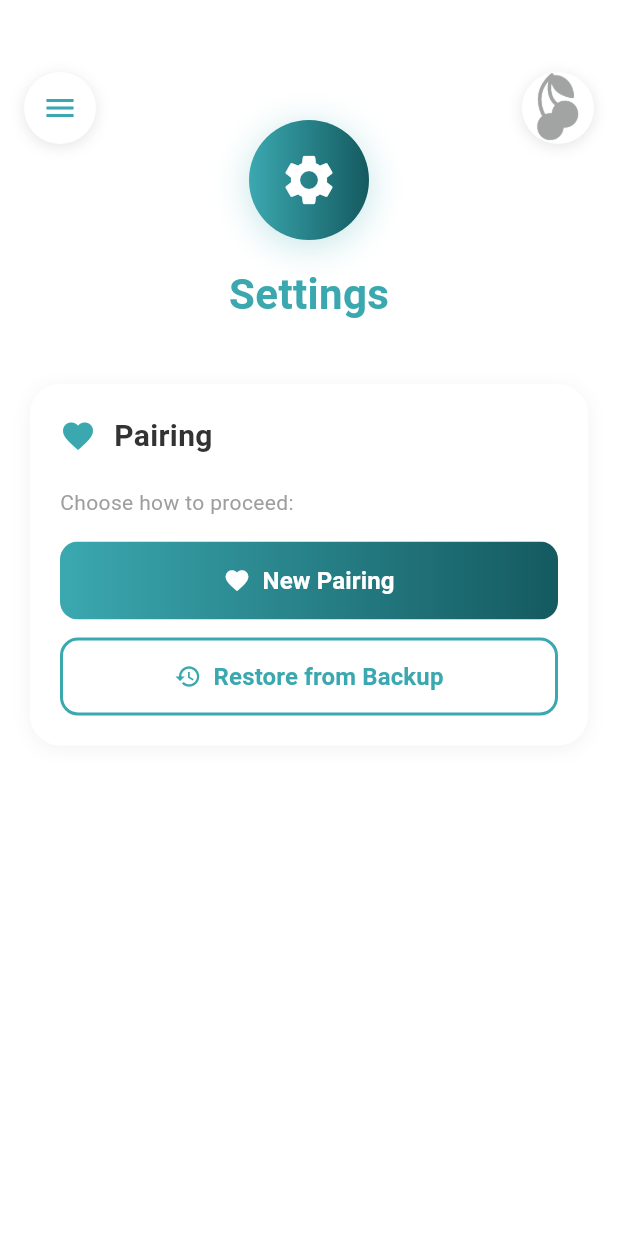
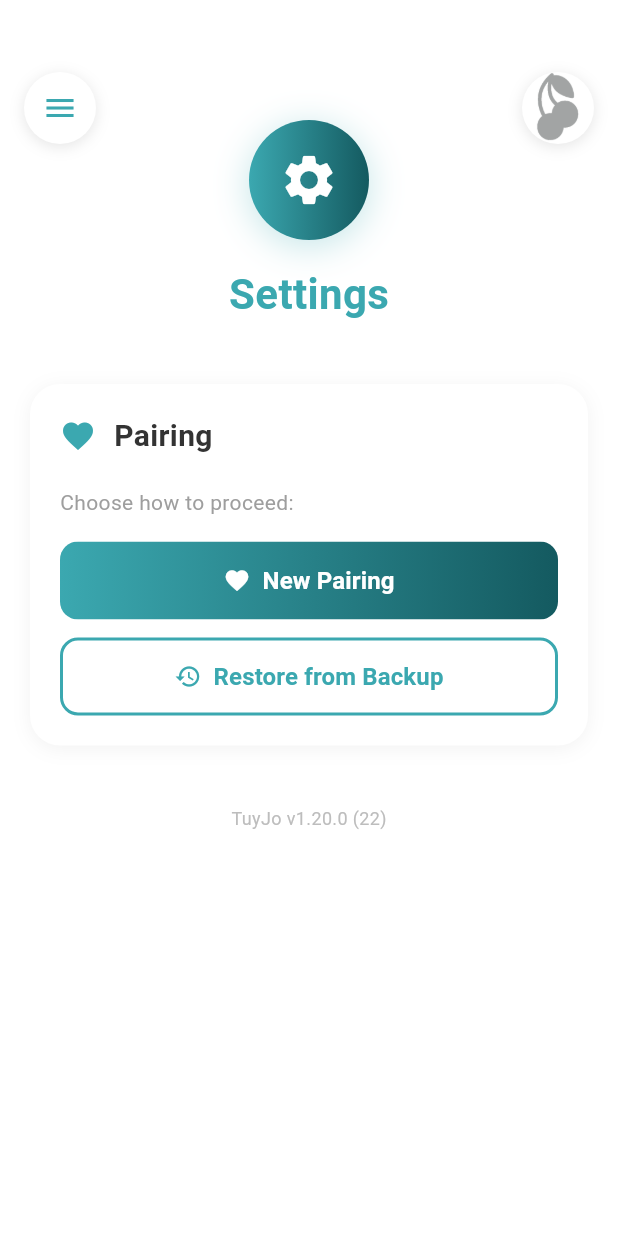
Before and after one commit to donpablitoooooooo/TuyJo, a Flutter app: the screen it shows after launch, on a phone screen of 412 x 824 dp. Run offline on Flutter 3.47's test engine with Material 3 defaults, Android fonts, the phone set to English and light mode, and no system bars; our stand-ins replace cloud_firestore, file_picker, firebase_core, firebase_messaging, firebase_storage, flutter_compass and 15 more; missing offline and left inert: asn1lib, encrypt, mobile_scanner, pdfx, pointycastle; accounts and stored records are empty; generated files the repository leaves out were written again.

Commit message:
feat: Version 1.20.0 release preparation
- Bump version to 1.20.0 (Build 22)
- Add version display in Settings screen (bottom)
- Update README with v1.20.0 features and changelog
- Fix translation errors:
  - EN: "Mistake" → "Error", "He confirms" → "Confirm"
  - ES: "Cerca" → "Cerrar", "Él confirma" → "Confirmar"
  - CA: "Ell confirma" → "Confirma"

https://claude.ai/code/session_01XXxfJ7Wk9V8KiQBFBKe7Gw

```diff
--- a/flutter-app/lib/l10n/app_ca.arb
+++ b/flutter-app/lib/l10n/app_ca.arb
@@ -131,7 +131,7 @@
     "chatTodoDefault": "Todo",
     "chatLongPressToComplete": "Mantingueu premut per completar",
     "chatLongPressToReact": "Mantingueu premut per reaccionar",
-    "chatConfirm": "Ell confirma",
+    "chatConfirm": "Confirma",
     "chatLoadingImage": "S'està carregant la imatge...",
     "chatImageLoadError": "Error de càrrega de la imatge",
     "mediaNoMedia": "Sense contingut multimèdia",
--- a/flutter-app/lib/l10n/app_en.arb
+++ b/flutter-app/lib/l10n/app_en.arb
@@ -4,11 +4,11 @@
     "welcome_header": "Hello world!",
     "appTitle": "Tuijo",
     "cancel": "Cancel",
-    "continue_": "Continues",
+    "continue_": "Continue",
     "done": "Done",
     "close": "Close",
     "retry": "Try again",
-    "error": "Mistake: {error}",
+    "error": "Error: {error}",
     "loginTitle": "Tuijo",
     "loginSubtitle": "With end-to-end encryption",
     "username": "Username",
@@ -131,7 +131,7 @@
     "chatTodoDefault": "Todo",
     "chatLongPressToComplete": "Press and hold to complete",
     "chatLongPressToReact": "Press and hold to react",
-    "chatConfirm": "He confirms",
+    "chatConfirm": "Confirm",
     "chatLoadingImage": "Loading image...",
     "chatImageLoadError": "Image loading error",
     "mediaNoMedia": "No media",
--- a/flutter-app/lib/l10n/app_es.arb
+++ b/flutter-app/lib/l10n/app_es.arb
@@ -6,7 +6,7 @@
     "cancel": "Cancelar",
     "continue_": "Continúa",
     "done": "Hecho",
-    "close": "Cerca",
+    "close": "Cerrar",
     "retry": "Intentar otra vez",
     "error": "Error: {error}",
     "loginTitle": "Tuijo",
@@ -131,7 +131,7 @@
     "chatTodoDefault": "Todo",
     "chatLongPressToComplete": "Mantenga pulsado para completar",
     "chatLongPressToReact": "Mantenga pulsado para reaccionar",
-    "chatConfirm": "Él confirma",
+    "chatConfirm": "Confirmar",
     "chatLoadingImage": "Cargando imagen...",
     "chatImageLoadError": "Error al cargar la imagen",
     "mediaNoMedia": "Sin medios",
--- a/flutter-app/lib/screens/settings_screen.dart
+++ b/flutter-app/lib/screens/settings_screen.dart
@@ -3,6 +3,7 @@ import 'package:flutter/material.dart';
 import 'package:flutter/services.dart';
 import 'package:provider/provider.dart';
 import 'package:cloud_firestore/cloud_firestore.dart';
+import 'package:package_info_plus/package_info_plus.dart';
 import 'package:private_messaging/generated/l10n/app_localizations.dart';
 import '../services/pairing_service.dart';
 import '../services/encryption_service.dart';
@@ -656,6 +657,27 @@ class _SettingsScreenState extends State<SettingsScreen> {
             ],
           ),
         ],
+
+        // Versione app in fondo
+        const SizedBox(height: 40),
+        FutureBuilder<PackageInfo>(
+          future: PackageInfo.fromPlatform(),
+          builder: (context, snapshot) {
+            if (snapshot.hasData) {
+              return Center(
+                child: Text(
+                  'TuyJo v${snapshot.data!.version} (${snapshot.data!.buildNumber})',
+                  style: TextStyle(
+                    fontSize: 12,
+                    color: Colors.grey[400],
+                  ),
+                ),
+              );
+            }
+            return const SizedBox.shrink();
+          },
+        ),
+        const SizedBox(height: 20),
       ],
     );
   }
--- a/flutter-app/pubspec.yaml
+++ b/flutter-app/pubspec.yaml
@@ -1,7 +1,7 @@
 name: private_messaging
 description: TuyJo - Tu ed io in catalano - App di messaggistica privata con crittografia E2E
 publish_to: 'none'
-version: 1.16.0+21
+version: 1.20.0+22
 
 
 environment:
@@ -66,6 +66,7 @@ dependencies:
   receive_sharing_intent: ^1.8.1
   share_plus: ^10.1.4
   flutter_staggered_grid_view: ^0.7.0
+  package_info_plus: ^8.0.0
 
   # Location & Sensors
   geolocator: ^13.0.2
```
Also changed, not shown: 1 other file.
